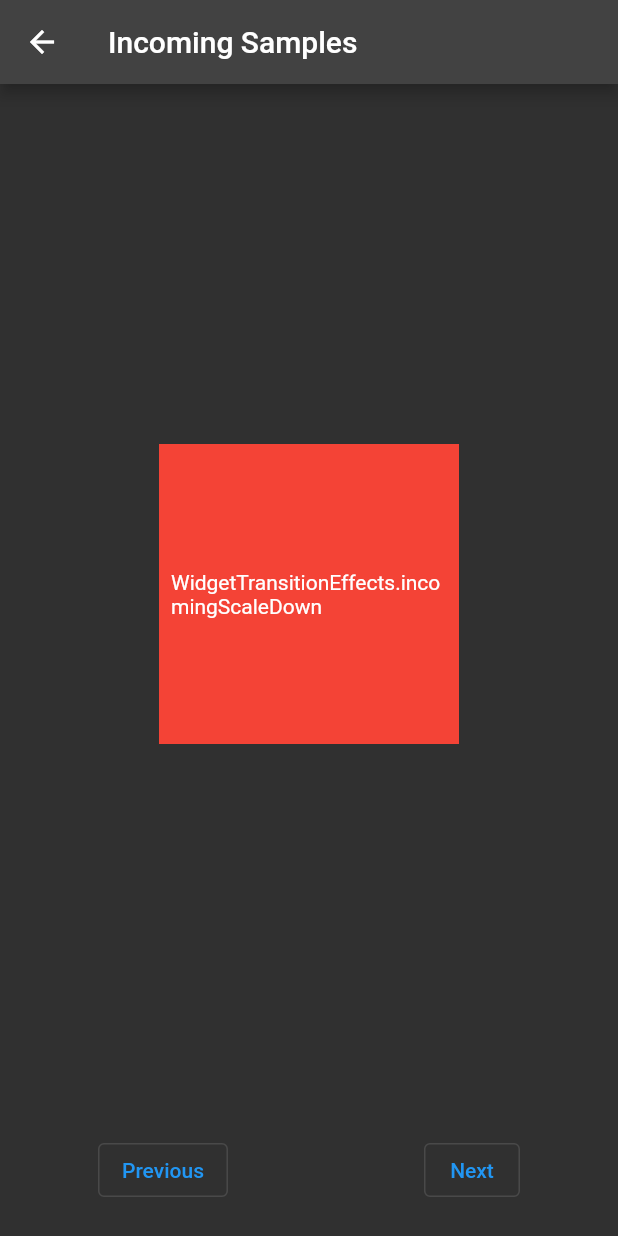
After one commit to andrewpmoore/widget_and_text_animator, a Flutter app: the SamplesIncoming screen opened directly, on a phone screen of 412 x 824 dp. The commit adds this screen. Run offline on Flutter 3.47's test engine with Material 2 defaults, Android fonts, the phone set to English and light mode, and no system bars.

Commit message:
Added some outgoing samples and widget type comparison so a Key is required less frequently in a similar way to AnimatedSwitcher works

```diff
--- /dev/null
+++ b/example/lib/samples.dart
@@ -0,0 +1,546 @@
+import 'dart:math' as math;
+import 'package:flutter/material.dart';
+import 'package:widget_and_text_animator/widget_and_text_animator.dart';
+
+class Samples extends StatelessWidget {
+  const Samples({Key? key}) : super(key: key);
+
+  static Route<dynamic> route() {
+
+    return MaterialPageRoute(builder: (BuildContext context) {
+      return const Samples();
+    });
+  }
+
+
+  @override
+  Widget build(BuildContext context) {
+    return Scaffold(
+      appBar: AppBar(
+        // Here we take the value from the MyHomePage object that was created by
+        // the App.build method, and use it to set our appbar title.
+        title: const Text('Samples'),
+      ),
+      body: SingleChildScrollView(
+        child: Center(
+          child: Column(
+            crossAxisAlignment: CrossAxisAlignment.center,
+            mainAxisAlignment: MainAxisAlignment.center,
+            children: [
+              const SizedBox(height: 20,),
+              WidgetAnimator(child: ElevatedButton(onPressed: () {
+                Navigator.of(context).push(SamplesIncoming.route());
+              }, child: const Text('Incoming animations')), incomingEffect: WidgetTransitionEffects.incomingSlideInFromLeft(delay: const Duration(milliseconds: 300)),),
+              WidgetAnimator(child: ElevatedButton(onPressed: () {}, child: const Text('At rest animations')), incomingEffect: WidgetTransitionEffects.incomingSlideInFromLeft(delay: const Duration(milliseconds: 600)),),
+              WidgetAnimator(child: ElevatedButton(onPressed: () {
+                Navigator.of(context).push(SamplesOutgoing.route());
+              }, child: const Text('Outgoing animations')), incomingEffect: WidgetTransitionEffects.incomingSlideInFromLeft(delay: const Duration(milliseconds: 900)),),
+            ],
+          ),
+        ),
+      ),
+    );
+  }
+}
+
+
+
+class SamplesIncoming extends StatefulWidget {
+  const SamplesIncoming({Key? key}) : super(key: key);
+
+  static Route<dynamic> route() {
+
+    return MaterialPageRoute(builder: (BuildContext context) {
+      return const SamplesIncoming();
+    });
+  }
+
+  @override
+  State<SamplesIncoming> createState() => _SamplesIncomingState();
+}
+
+class _SamplesIncomingState extends State<SamplesIncoming> {
+
+  int currentPage = 0;
+
+  List<Widget> widgetList = [
+    Center(
+      key: const ValueKey('1'),
+    child: WidgetAnimator(
+      incomingEffect: WidgetTransitionEffects.incomingScaleDown(delay: const Duration(milliseconds: 500)),
+      child: Container(width: 200, height: 200, color: Colors.red, child: const Center(child: Padding(
+        padding: EdgeInsets.all(8.0),
+        child: Text('WidgetTransitionEffects.incomingScaleDown'),
+      )), ),
+    ),
+  ),
+    Center(
+      key: const ValueKey('2'),
+      child: WidgetAnimator(
+        incomingEffect: WidgetTransitionEffects.incomingScaleUp(delay: const Duration(milliseconds: 500)),
+        child: Container(width: 200, height: 200, color: Colors.blue, child: const Center(child: Padding(
+          padding: EdgeInsets.all(8.0),
+          child: Text('WidgetTransitionEffects.incomingScaleUp'),
+        )), ),
+      ),
+    ),
+    Center(
+      key: const ValueKey('3'),
+      child: WidgetAnimator(
+        incomingEffect: WidgetTransitionEffects.incomingSlideInFromLeft(delay: const Duration(milliseconds: 500)),
+        child: Container(width: 200, height: 200, color: Colors.green, child: const Center(child: Padding(
+          padding: EdgeInsets.all(8.0),
+          child: Text('WidgetTransitionEffects.incomingSlideInFromLeft'),
+        )), ),
+      ),
+    ),
+    Center(
+      key: const ValueKey('4'),
+      child: WidgetAnimator(
+        incomingEffect: WidgetTransitionEffects.incomingSlideInFromTop(delay: const Duration(milliseconds: 500)),
+        child: Container(width: 200, height: 200, color: Colors.cyan, child: const Center(child: Padding(
+          padding: EdgeInsets.all(8.0),
+          child: Text('WidgetTransitionEffects.incomingSlideInFromTop'),
+        )), ),
+      ),
+    ),
+    Center(
+      key: const ValueKey('5'),
+      child: WidgetAnimator(
+        incomingEffect: WidgetTransitionEffects.incomingSlideInFromRight(delay: const Duration(milliseconds: 500)),
+        child: Container(width: 200, height: 200, color: Colors.orange, child: const Center(child: Padding(
+          padding: EdgeInsets.all(8.0),
+          child: Text('WidgetTransitionEffects.incomingSlideInFromRight'),
+        )), ),
+      ),
+    ),
+    Center(
+      key: const ValueKey('6'),
+      child: WidgetAnimator(
+        incomingEffect: WidgetTransitionEffects.incomingSlideInFromBottom(delay: const Duration(milliseconds: 500)),
+        child: Container(width: 200, height: 200, color: Colors.deepPurple, child: const Center(child: Padding(
+          padding: EdgeInsets.all(8.0),
+          child: Text('WidgetTransitionEffects.incomingSlideInFromBottom'),
+        )), ),
+      ),
+    ),
+    Center(
+      key: const ValueKey('6b'),
+      child: WidgetAnimator(
+        incomingEffect: WidgetTransitionEffects.incomingSlideInFromBottom(delay: const Duration(milliseconds: 500), duration: const Duration(milliseconds: 1000), curve: Curves.bounceOut),
+        child: Container(width: 200, height: 200, color: Colors.deepPurple.withOpacity(0.5), child: const Center(child: Padding(
+          padding: EdgeInsets.all(8.0),
+          child: Text('WidgetTransitionEffects.incomingSlideInFromBottom with custom curve and slower speed'),
+        )), ),
+      ),
+    ),
+    Center(
+      key: const ValueKey('7'),
+      child: WidgetAnimator(
+        incomingEffect: WidgetTransitionEffects(delay: const Duration(milliseconds: 500), duration: const Duration(milliseconds: 1000), blur: const Offset(20, 0)),
+        child: Container(width: 200, height: 200, color: Colors.red.withOpacity(0.5), child: const Center(child: Padding(
+          padding: EdgeInsets.all(8.0),
+          child: Text('Blur X'),
+        )), ),
+      ),
+    ),
+    Center(
+      key: const ValueKey('8'),
+      child: WidgetAnimator(
+        incomingEffect: WidgetTransitionEffects(delay: const Duration(milliseconds: 500), duration: const Duration(milliseconds: 1000), blur: const Offset(0, 30)),
+        child: Container(width: 200, height: 200, color: Colors.green.withOpacity(0.5), child: const Center(child: Padding(
+          padding: EdgeInsets.all(8.0),
+          child: Text('Blur Y'),
+        )), ),
+      ),
+    ),
+    Center(
+      key: const ValueKey('9'),
+      child: WidgetAnimator(
+        incomingEffect: WidgetTransitionEffects(delay: const Duration(milliseconds: 500), duration: const Duration(milliseconds: 1000), blur: const Offset(1.5, 1.5)),
+        child: Container(width: 200, height: 200, color: Colors.blue.withOpacity(0.5), child: const Center(child: Padding(
+          padding: EdgeInsets.all(8.0),
+          child: Text('Blur X and Y'),
+        )), ),
+      ),
+    ),
+    Center(
+      key: const ValueKey('10'),
+      child: WidgetAnimator(
+        incomingEffect: WidgetTransitionEffects(delay: const Duration(milliseconds: 500), duration: const Duration(milliseconds: 1000), skew: const Offset(0.4, 0)),
+        child: Container(width: 200, height: 200, color: Colors.green, child: const Center(child: Padding(
+          padding: EdgeInsets.all(8.0),
+          child: Text('Skew X'),
+        )), ),
+      ),
+    ),
+    Center(
+      key: const ValueKey('11'),
+      child: WidgetAnimator(
+        incomingEffect: WidgetTransitionEffects(delay: const Duration(milliseconds: 500), duration: const Duration(milliseconds: 1000), skew: const Offset(0, 0.4)),
+        child: Container(width: 200, height: 200, color: Colors.cyan, child: const Center(child: Padding(
+          padding: EdgeInsets.all(8.0),
+          child: Text('Skew Y'),
+        )), ),
+      ),
+    ),
+    Center(
+      key: const ValueKey('12'),
+      child: WidgetAnimator(
+        incomingEffect: WidgetTransitionEffects(delay: const Duration(milliseconds: 500), duration: const Duration(milliseconds: 1000), skew: const Offset(0.4, 0.4)),
+        child: Container(width: 200, height: 200, color: Colors.orange, child: const Center(child: Padding(
+          padding: EdgeInsets.all(8.0),
+          child: Text('Skew X and Y'),
+        )), ),
+      ),
+    ),
+    Center(
+      key: const ValueKey('13'),
+      child: WidgetAnimator(
+        incomingEffect: WidgetTransitionEffects(delay: const Duration(milliseconds: 500), duration: const Duration(milliseconds: 1000), rotation: math.pi/4),
+        child: Container(width: 200, height: 200, color: Colors.purple, child: const Center(child: Padding(
+          padding: EdgeInsets.all(8.0),
+          child: Text('Rotate anti-clockwise'),
+        )), ),
+      ),
+    ),
+    Center(
+      key: const ValueKey('14'),
+      child: WidgetAnimator(
+        incomingEffect: WidgetTransitionEffects(delay: const Duration(milliseconds: 500), duration: const Duration(milliseconds: 1000), rotation: -math.pi/3),
+        child: Container(width: 200, height: 200, color: Colors.red, child: const Center(child: Padding(
+          padding: EdgeInsets.all(8.0),
+          child: Text('Rotate clockwise'),
+        )), ),
+      ),
+    ),
+    Center(
+      key: const ValueKey('15'),
+      child: WidgetAnimator(
+        incomingEffect: WidgetTransitionEffects(delay: const Duration(milliseconds: 500), duration: const Duration(milliseconds: 1000), scale: 0.5, offset: const Offset(150,-130), rotation: -math.pi/6, blur: const Offset(3,3), skew: const Offset(0.3, 0.3), opacity: 0.8),
+        child: Container(width: 200, height: 200, color: Colors.blue, child: const Center(child: Padding(
+          padding: EdgeInsets.all(8.0),
+          child: Text('Combination of scale, blue, offset, rotation and skew'),
+        )), ),
+      ),
+    )
+
+  ];
+
+
+
+  @override
+  Widget build(BuildContext context) {
+    return Scaffold(
+      appBar: AppBar(
+        // Here we take the value from the MyHomePage object that was created by
+        // the App.build method, and use it to set our appbar title.
+        title: const Text('Incoming Samples'),
+      ),
+      body: Column(
+        children: [
+          Expanded(
+            child: GestureDetector(
+              onTap: (){
+                setState(() {
+                  currentPage==widgetList.length-1 ? currentPage = 0 : currentPage = currentPage + 1;
+                });
+              },
+              child: Center(
+                child: AnimatedSwitcher(
+                  duration: const Duration(milliseconds: 100),
+                  child: widgetList[currentPage]
+                ),
+              ),
+            ),
+          ),
+          const SizedBox(height: 20,),
+          Row(
+            mainAxisAlignment: MainAxisAlignment.spaceAround,
+            children: [
+              WidgetAnimator(
+                incomingEffect: WidgetTransitionEffects.incomingSlideInFromBottom(delay: const Duration(milliseconds: 600), duration: const Duration(milliseconds: 600),curve: Curves.easeOut),
+                child: OutlinedButton(onPressed: (){
+                  setState(() {
+                    currentPage== 0 ? currentPage = widgetList.length-1 : currentPage = currentPage - 1;
+                  });
+                }, child: const Text('Previous')),
+              ),
+              WidgetAnimator(
+                incomingEffect: WidgetTransitionEffects.incomingSlideInFromBottom(delay: const Duration(milliseconds: 750), duration: const Duration(milliseconds: 600), curve: Curves.easeOut),
+                child: OutlinedButton(onPressed: (){
+                  setState(() {
+                    currentPage==widgetList.length-1 ? currentPage = 0 : currentPage = currentPage + 1;
+                  });
+                }, child: const Text('Next')),
+              ),
+            ],),
+          const SizedBox(height: 20,),
+        ],
+      ),
+    );
+  }
+}
+
+
+
+
+class SamplesOutgoing extends StatefulWidget {
+  const SamplesOutgoing({Key? key}) : super(key: key);
+
+  static Route<dynamic> route() {
+
+    return MaterialPageRoute(builder: (BuildContext context) {
+      return const SamplesOutgoing();
+    });
+  }
+
+  @override
+  State<SamplesOutgoing> createState() => _SamplesOutgoingState();
+}
+
+class _SamplesOutgoingState extends State<SamplesOutgoing> {
+
+
+  int currentPage = 0;
+
+  List<Widget> widgetList = [];
+
+  @override
+  void initState() {
+    super.initState();
+
+    widgetList = const [
+      _OutgoingScaleDown(),
+      _OutgoingScaleUp(),
+      _OutgoingSlideOutLeft(),
+      _OutgoingSlideOutRight(),
+      _OutgoingSlideOutTop(),
+      _OutgoingSlideOutBottom(),
+    ];
+  }
+
+  @override
+  Widget build(BuildContext context) {
+    return Scaffold(
+      appBar: AppBar(
+        title: const Text('Outgoing Samples'),
+      ),
+      body: Column(
+        children: [
+          const SizedBox(height: 20,),
+          const Text('Tap square to start outgoing animation'),
+          const Expanded(child: SizedBox(),),
+          IndexedStack(
+            index: currentPage,
+            children: widgetList,
+          ),
+          const Expanded(child: SizedBox(),),
+          Row(
+            mainAxisAlignment: MainAxisAlignment.spaceAround,
+            children: [
+              WidgetAnimator(
+                incomingEffect: WidgetTransitionEffects.incomingSlideInFromBottom(duration: const Duration(milliseconds: 600),curve: Curves.easeOut),
+                child: OutlinedButton(onPressed: (){
+                  setState(() {
+                    currentPage== 0 ? currentPage = widgetList.length-1 : currentPage = currentPage - 1;
+                  });
+                }, child: const Text('Previous')),
+              ),
+              WidgetAnimator(
+                incomingEffect: WidgetTransitionEffects.incomingSlideInFromBottom(delay: const Duration(milliseconds: 150), duration: const Duration(milliseconds: 600),curve: Curves.easeOut),
+                child: OutlinedButton(onPressed: (){
+                  setState(() {
+                    currentPage==widgetList.length-1 ? currentPage = 0 : currentPage = currentPage + 1;
+                  });
+                }, child: const Text('Next')),
+              ),
+            ],),
+          const SizedBox(height: 20,),
+        ],
+      ),
+    );
+  }
+}
+
+
+
+class _OutgoingScaleDown extends StatefulWidget {
+  const _OutgoingScaleDown({Key? key}) : super(key: key);
+  @override
+  State<_OutgoingScaleDown> createState() => _OutgoingScaleDownState();
+}
+
+class _OutgoingScaleDownState extends State<_OutgoingScaleDown> {
+  bool pressed = false;
+  @override
+  Widget build(BuildContext context) {
+    return GestureDetector(onTap: (){
+      setState(() {
+        pressed = true;
+      });
+    },child: WidgetAnimator(
+            outgoingEffect: WidgetTransitionEffects.outgoingScaleDown(),
+            onOutgoingAnimationComplete: (_) async{
+              await Future.delayed(const Duration(seconds: 1));
+              setState(() {
+                pressed = false;
+              });
+            },
+            child: pressed ? const SizedBox() : Center(child: Container(height: 200, width: 200, color: Colors.deepPurple, child: const Center(child: Padding(
+              padding: EdgeInsets.all(8.0),
+              child: Text('WidgetTransitionEffects.outgoingScaleDown'),
+            ))))));
+  }
+}
+
+
+class _OutgoingScaleUp extends StatefulWidget {
+  const _OutgoingScaleUp({Key? key}) : super(key: key);
+  @override
+  State<_OutgoingScaleUp> createState() => _OutgoingScaleUpState();
+}
+
+class _OutgoingScaleUpState extends State<_OutgoingScaleUp> {
+  bool pressed = false;
+  @override
+  Widget build(BuildContext context) {
+    return GestureDetector(onTap: (){
+      setState(() {
+        pressed = true;
+      });
+    },child: WidgetAnimator(
+        outgoingEffect: WidgetTransitionEffects.outgoingScaleUp(),
+        onOutgoingAnimationComplete: (_) async{
+          await Future.delayed(const Duration(seconds: 1));
+          setState(() {
+            pressed = false;
+          });
+        },
+        child: pressed ? const SizedBox() : Center(child: Container(height: 200, width: 200, color: Colors.red, child: const Center(child: Padding(
+          padding: EdgeInsets.all(8.0),
+          child: Text('WidgetTransitionEffects.outgoingScaleUp'),
+        ))))));
+  }
+}
+
+
+class _OutgoingSlideOutLeft extends StatefulWidget {
+  const _OutgoingSlideOutLeft({Key? key}) : super(key: key);
+  @override
+  State<_OutgoingSlideOutLeft> createState() => _OutgoingSlideOutLeftState();
+}
+
+class _OutgoingSlideOutLeftState extends State<_OutgoingSlideOutLeft> {
+  bool pressed = false;
+  @override
+  Widget build(BuildContext context) {
+    return GestureDetector(onTap: (){
+      setState(() {
+        pressed = true;
+      });
+    },child: WidgetAnimator(
+        outgoingEffect: WidgetTransitionEffects.outgoingSlideOutToLeft(),
+        onOutgoingAnimationComplete: (_) async{
+          await Future.delayed(const Duration(seconds: 1));
+          setState(() {
+            pressed = false;
+          });
+        },
+        child: pressed ? const SizedBox() : Center(child: Container(height: 200, width: 200, color: Colors.green, child: const Center(child: Padding(
+          padding: EdgeInsets.all(8.0),
+          child: Text('WidgetTransitionEffects.outgoingSlideOutToLeft'),
+        ))))));
+  }
+}
+
+
+class _OutgoingSlideOutRight extends StatefulWidget {
+  const _OutgoingSlideOutRight({Key? key}) : super(key: key);
+  @override
+  State<_OutgoingSlideOutRight> createState() => _OutgoingSlideOutRightState();
+}
+
+class _OutgoingSlideOutRightState extends State<_OutgoingSlideOutRight> {
+  bool pressed = false;
+  @override
+  Widget build(BuildContext context) {
+    return GestureDetector(onTap: (){
+      setState(() {
+        pressed = true;
+      });
+    },child: WidgetAnimator(
+        outgoingEffect: WidgetTransitionEffects.outgoingSlideOutToRight(),
+        onOutgoingAnimationComplete: (_) async{
+          await Future.delayed(const Duration(seconds: 1));
+          setState(() {
+            pressed = false;
+          });
+        },
+        child: pressed ? const SizedBox() : Center(child: Container(height: 200, width: 200, color: Colors.blue, child: const Center(child: Padding(
+          padding: EdgeInsets.all(8.0),
+          child: Text('WidgetTransitionEffects.outgoingSlideOutToRight'),
+        ))))));
+  }
+}
+
+
+class _OutgoingSlideOutTop extends StatefulWidget {
+  const _OutgoingSlideOutTop({Key? key}) : super(key: key);
+  @override
+  State<_OutgoingSlideOutTop> createState() => _OutgoingSlideOutTopState();
+}
+
+class _OutgoingSlideOutTopState extends State<_OutgoingSlideOutTop> {
+  bool pressed = false;
+  @override
+  Widget build(BuildContext context) {
+    return GestureDetector(onTap: (){
+      setState(() {
+        pressed = true;
+      });
+    },child: WidgetAnimator(
+        outgoingEffect: WidgetTransitionEffects.outgoingSlideOutToTop(),
+        onOutgoingAnimationComplete: (_) async{
+          await Future.delayed(const Duration(seconds: 1));
+          setState(() {
+            pressed = false;
+          });
+        },
+        child: pressed ? const SizedBox() : Center(child: Container(height: 200, width: 200, color: Colors.cyan, child: const Center(child: Padding(
+          padding: EdgeInsets.all(8.0),
+          child: Text('WidgetTransitionEffects.outgoingSlideOutToTop'),
+        ))))));
+  }
+}
+
+
+
+class _OutgoingSlideOutBottom extends StatefulWidget {
+  const _OutgoingSlideOutBottom({Key? key}) : super(key: key);
+  @override
+  State<_OutgoingSlideOutBottom> createState() => _OutgoingSlideOutBottomState();
+}
+
+class _OutgoingSlideOutBottomState extends State<_OutgoingSlideOutBottom> {
+  bool pressed = false;
+  @override
+  Widget build(BuildContext context) {
+    return GestureDetector(onTap: (){
+      setState(() {
+        pressed = true;
+      });
+    },child: WidgetAnimator(
+        outgoingEffect: WidgetTransitionEffects.outgoingSlideOutToBottom(),
+        onOutgoingAnimationComplete: (_) async{
+          await Future.delayed(const Duration(seconds: 1));
+          setState(() {
+            pressed = false;
+          });
+        },
+        child: pressed ? const SizedBox() : Center(child: Container(height: 200, width: 200, color: Colors.redAccent, child: const Center(child: Padding(
+          padding: EdgeInsets.all(8.0),
+          child: Text('WidgetTransitionEffects.outgoingSlideOutToBottom'),
+        ))))));
+  }
+}
--- a/example/pubspec.yaml
+++ b/example/pubspec.yaml
@@ -30,6 +30,8 @@ dependencies:
   flutter:
     sdk: flutter
 
+  widget_and_text_animator:
+    path: ../
 
   # The following adds the Cupertino Icons font to your application.
   # Use with the CupertinoIcons class for iOS style icons.
--- a/lib/src/text_animator.dart
+++ b/lib/src/text_animator.dart
@@ -15,7 +15,7 @@ class TextAnimator extends StatefulWidget {
   final Duration? characterDelay;
   final Duration? spaceDelay;
 
-  const TextAnimator({Key? key, required this.text, this.incomingEffect, this.outgoingEffect, this.atRestEffect, this.onIncomingAnimationComplete, this.atRestEffects, this.onOutgoingAnimationComplete, this.maxLines, this.textAlign, this.style, this.initialDelay, this.characterDelay, this.spaceDelay}) : super(key: key);
+  const TextAnimator(this.text, {Key? key, this.incomingEffect, this.outgoingEffect, this.atRestEffect, this.onIncomingAnimationComplete, this.atRestEffects, this.onOutgoingAnimationComplete, this.maxLines, this.textAlign, this.style, this.initialDelay, this.characterDelay, this.spaceDelay}) : super(key: key);
 
   final WidgetRestingEffects? atRestEffect;
 
--- a/lib/src/widget_animator.dart
+++ b/lib/src/widget_animator.dart
@@ -315,8 +315,8 @@ class _WidgetAnimatorState extends State<WidgetAnimator> with SingleTickerProvid
   @override
   Widget build(BuildContext context) {
 
-
-    if ((widget.child?.key??const ValueKey('default-widget-animator-key'))!=widgetKey){
+    Key widgetChild = widget.child?.key??const ValueKey('default-widget-animator-key');
+    if ((widgetChild!=widgetKey)||(widget.child.runtimeType!=childToDisplay.runtimeType)){
       _widgetChanged();
     }
 
```
Also changed, not shown: example/lib/main.dart (+34 -27 lines), example/pubspec.lock.
